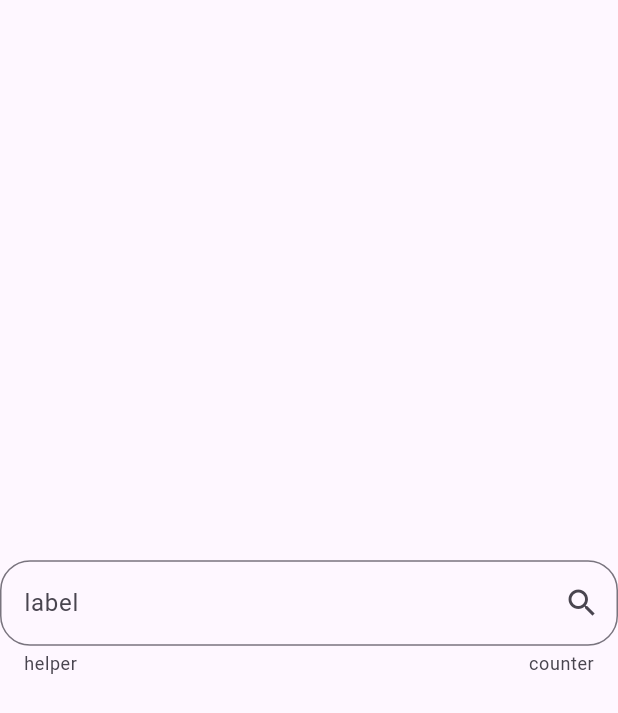
After one commit to bytestocode/stackoverflow-answers, a Flutter app: the screen it shows after launch, on a phone screen of 412 x 824 dp. The commit adds this screen. Shown: the top 713 px of the screen. Run offline on Flutter 3.47's test engine with Material 3 defaults, Android fonts, the light colour scheme and no system bars.

Commit message:
ui: TextField border 색상 변경
- https://stackoverflow.com/questions/78031672/i-cant-see-the-color-of-flutters-borers-color-textfield

```diff
--- a/lib/main.dart
+++ b/lib/main.dart
@@ -1,6 +1,6 @@
 import 'package:flutter/material.dart';
 
-import 'fix/exceed_tab_length.dart';
+import 'ui/text_field_border.dart';
 
 void main() {
   runApp(const MyApp());
@@ -13,7 +13,7 @@ class MyApp extends StatelessWidget {
   Widget build(BuildContext context) {
     return const MaterialApp(
       title: 'Flutter Testbed',
-      home: ExceedTabLength(),
+      home: TextFieldBorder(),
     );
   }
 }
--- /dev/null
+++ b/lib/ui/text_field_border.dart
@@ -0,0 +1,45 @@
+import 'package:flutter/material.dart';
+
+// "I can't see the color of flutter's borer's color TextField()"
+// - https://stackoverflow.com/questions/78031672/i-cant-see-the-color-of-flutters-borers-color-textfield
+class TextFieldBorder extends StatelessWidget {
+  const TextFieldBorder({super.key});
+
+  @override
+  Widget build(BuildContext context) {
+    return Scaffold(
+      body: Center(
+        child: TextField(
+          enabled: true,
+          decoration: InputDecoration(
+            hintText: "영화 제목을 검색해주세요.",
+            helperText: 'helper',
+            labelText: 'label',
+            counterText: 'counter',
+            // border 프로퍼티는 모양만 변경할 수 있고, 색상은 변경할 수 없다.
+            border: OutlineInputBorder(
+              borderRadius: BorderRadius.circular(20),
+              // borderSide: BorderSide(
+              //   color: Colors.red,
+              // ),
+            ),
+            // enabledBorder: OutlineInputBorder(
+            //   borderSide: BorderSide(
+            //     color: Colors.blue,
+            //   ),
+            // ),
+            // focusedBorder: OutlineInputBorder(
+            //   borderSide: BorderSide(
+            //     color: Colors.green,
+            //   ),
+            // ),
+            suffixIcon: IconButton(
+              onPressed: () {},
+              icon: Icon(Icons.search),
+            ),
+          ),
+        ),
+      ),
+    );
+  }
+}
```
Also changed, not shown: pubspec.lock.
